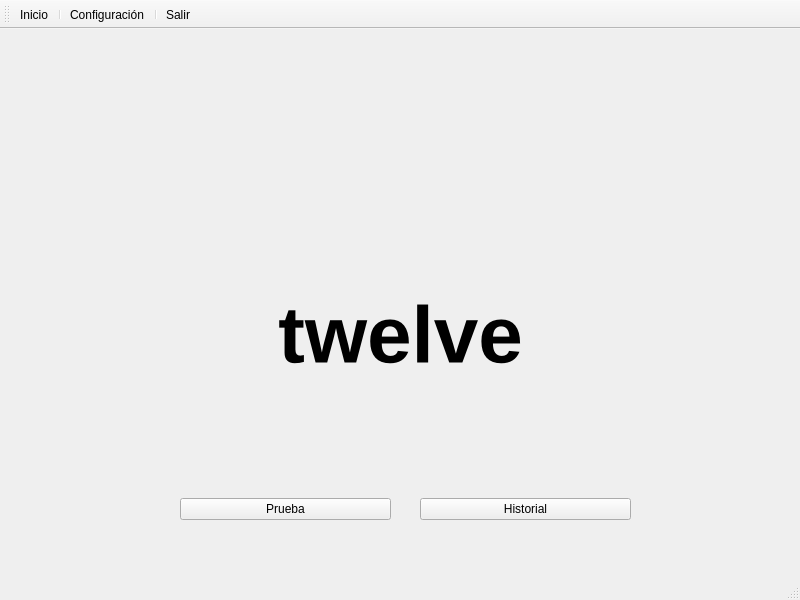
Mozta/twelve, file qt/twelve.ui: the form before one commit.
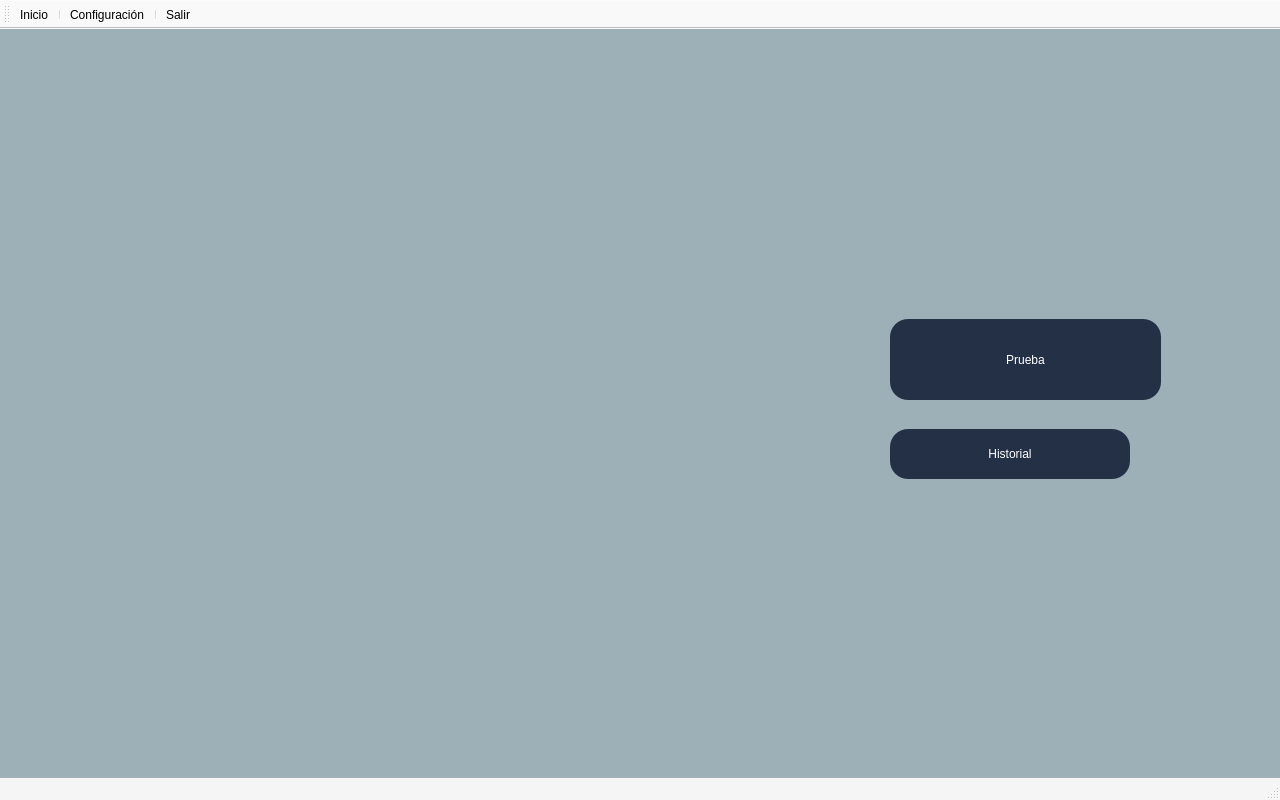
The form after the commit. The open tabs and pages were chosen to show the change. Icons and pictures are not drawn.

What changed in the file:
```diff
--- a/qt/twelve.ui
+++ b/qt/twelve.ui
@@ -6,13 +6,51 @@
    <rect>
     <x>0</x>
     <y>0</y>
-    <width>800</width>
-    <height>600</height>
+    <width>1280</width>
+    <height>800</height>
    </rect>
   </property>
   <property name="windowTitle">
    <string>Twelve Technologies</string>
   </property>
+  <property name="styleSheet">
+   <string notr="true">#centralwidget 
+{
+	background: rgba(32, 80, 96, 100); 
+}
+QToolBar{
+	background: rgba(255, 255, 255, 100); 
+}
+QStatusBar{
+	background: rgba(255, 255, 255, 100); 
+}
+#page_bienvenida{
+background-image: url(:/ASSETS/fondo_home.jpg);
+}
+
+QPushButton
+{
+  color: white;
+  border: 0px;
+  padding: 0 8px;
+  border-radius: 18px;
+  background: #243046;
+}
+
+QPushButton#btnPrueba
+{
+	
+	background-image: url(:/ASSETS/prueba.jpg);
+}
+
+QPushButton#pushButton_3
+{
+  border: 2px solid gray;
+  border-radius: 10px;
+  padding: 0 8px;
+  background: yellow;
+}</string>
+  </property>
   <widget class="QWidget" name="centralwidget">
    <widget class="QStackedWidget" name="stackedWidget">
     <property name="enabled">
@@ -20,10 +58,10 @@
     </property>
     <property name="geometry">
      <rect>
-      <x>10</x>
-      <y>10</y>
-      <width>781</width>
-      <height>521</height>
+      <x>0</x>
+      <y>0</y>
+      <width>1280</width>
+      <height>714</height>
      </rect>
     </property>
     <property name="mouseTracking">
@@ -33,54 +71,13 @@
      <number>3</number>
     </property>
     <widget class="QWidget" name="page_bienvenida">
-     <widget class="QWidget" name="layoutWidget">
-      <property name="enabled">
-       <bool>true</bool>
-      </property>
-      <property name="geometry">
-       <rect>
-        <x>170</x>
-        <y>430</y>
-        <width>451</width>
-        <height>81</height>
-       </rect>
-      </property>
-      <layout class="QHBoxLayout" name="horizontalLayout">
-       <property name="spacing">
-        <number>29</number>
-       </property>
-       <property name="sizeConstraint">
-        <enum>QLayout::SetNoConstraint</enum>
-       </property>
-       <property name="leftMargin">
-        <number>0</number>
-       </property>
-       <item>
-        <widget class="QPushButton" name="btnPrueba">
-         <property name="text">
-          <string>Prueba</string>
-         </property>
-        </widget>
-       </item>
-       <item>
-        <widget class="QPushButton" name="btnHistorial">
-         <property name="enabled">
-          <bool>true</bool>
-         </property>
-         <property name="text">
-          <string>Historial</string>
-         </property>
-        </widget>
-       </item>
-      </layout>
-     </widget>
      <widget class="QLabel" name="img_logo">
       <property name="geometry">
        <rect>
-        <x>290</x>
-        <y>60</y>
-        <width>200</width>
-        <height>200</height>
+        <x>150</x>
+        <y>150</y>
+        <width>311</width>
+        <height>411</height>
        </rect>
       </property>
       <property name="text">
@@ -93,28 +90,33 @@
        <bool>true</bool>
       </property>
      </widget>
-     <widget class="QLabel" name="txt_logo">
+     <widget class="QPushButton" name="btnHistorial">
+      <property name="enabled">
+       <bool>true</bool>
+      </property>
       <property name="geometry">
        <rect>
-        <x>250</x>
-        <y>250</y>
-        <width>281</width>
-        <height>91</height>
+        <x>890</x>
+        <y>400</y>
+        <width>240</width>
+        <height>50</height>
        </rect>
       </property>
-      <property name="font">
-       <font>
-        <family>Cantarell</family>
-        <pointsize>60</pointsize>
-        <weight>75</weight>
-        <bold>true</bold>
-       </font>
-      </property>
       <property name="text">
-       <string>twelve</string>
+       <string>Historial</string>
       </property>
-      <property name="alignment">
-       <set>Qt::AlignCenter</set>
+     </widget>
+     <widget class="QPushButton" name="btnPrueba">
+      <property name="geometry">
+       <rect>
+        <x>890</x>
+        <y>290</y>
+        <width>271</width>
+        <height>81</height>
+       </rect>
+      </property>
+      <property name="text">
+       <string>Prueba</string>
       </property>
      </widget>
     </widget>
@@ -989,7 +991,6 @@
     </widget>
    </widget>
   </widget>
-  <widget class="QStatusBar" name="statusbar"/>
   <widget class="QToolBar" name="toolBar">
    <property name="windowTitle">
     <string>toolBar</string>
@@ -1009,6 +1010,7 @@
    <addaction name="separator"/>
    <addaction name="actionSalir"/>
   </widget>
+  <widget class="QStatusBar" name="statusbar"/>
   <action name="actionInicio">
    <property name="icon">
     <iconset>
```
Left out of the diff: 16 changed lines with no effect on the pictures.
